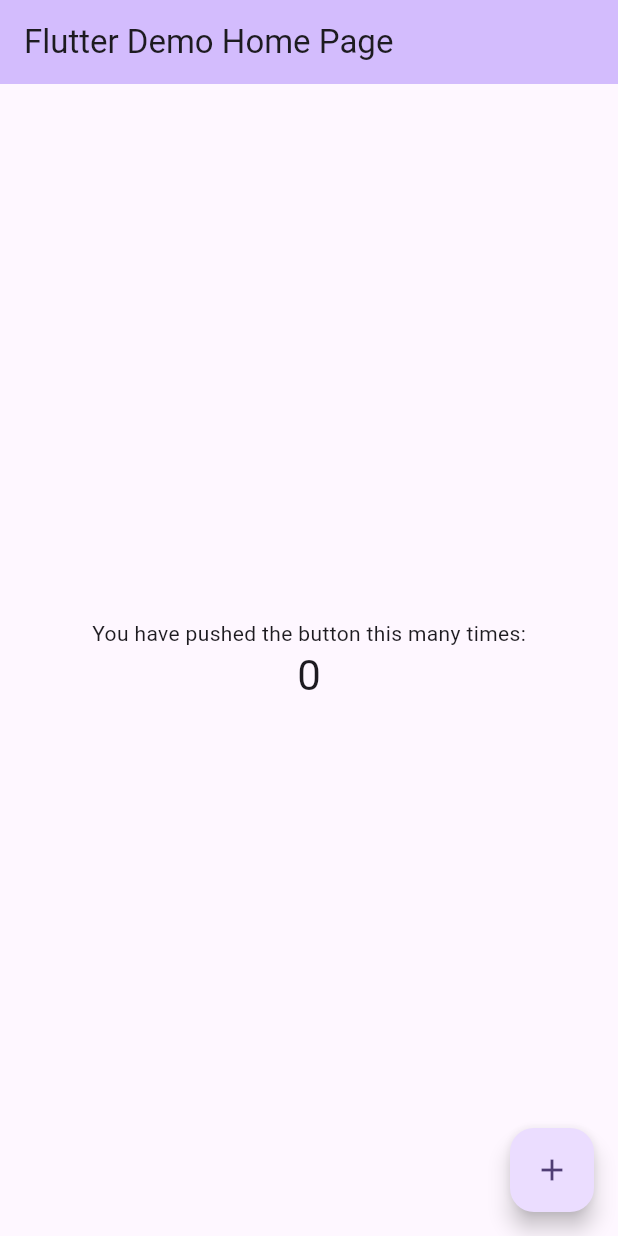
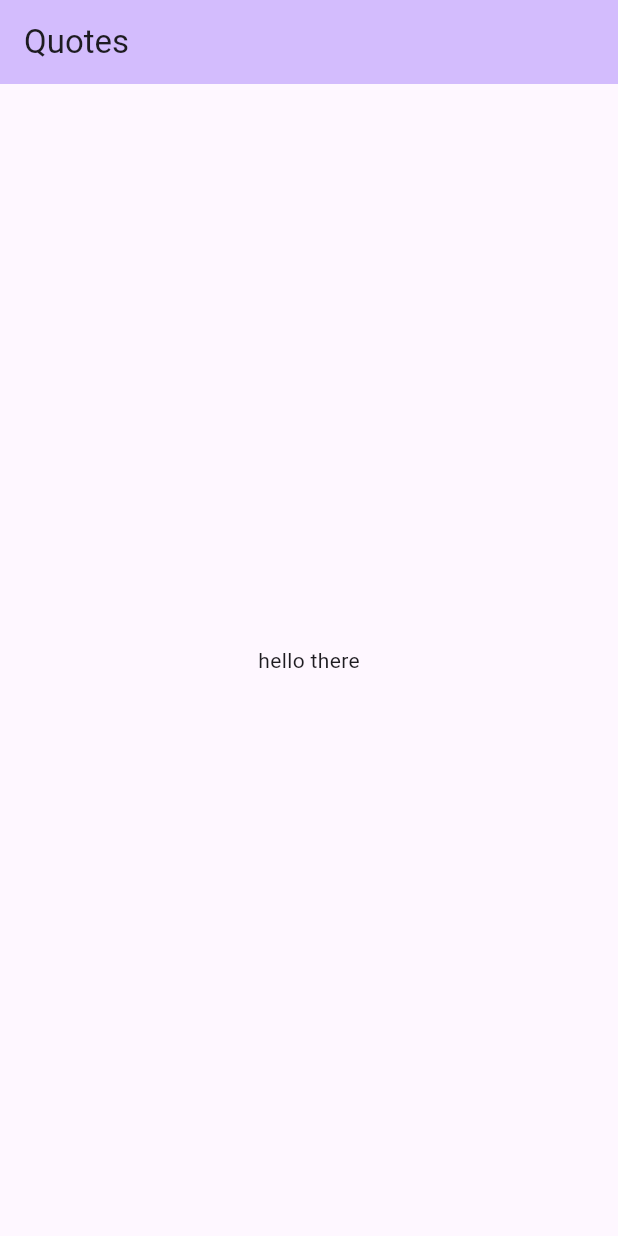
Before and after one commit to Ambesiwe/quotesApp, a Flutter app: the screen it shows after launch, on a phone screen of 412 x 824 dp. Run offline on Flutter 3.47's test engine with Material 3 defaults, Android fonts, the phone set to English and light mode, and no system bars.

Commit message:
removed the default code

```diff
--- a/lib/main.dart
+++ b/lib/main.dart
@@ -1,4 +1,5 @@
 import 'package:flutter/material.dart';
+import 'package:quotes_app/screens/home_screen.dart';
 
 void main() {
   runApp(const MyApp());
@@ -11,115 +12,13 @@ class MyApp extends StatelessWidget {
   @override
   Widget build(BuildContext context) {
     return MaterialApp(
-      title: 'Flutter Demo',
+      debugShowCheckedModeBanner: false,
       theme: ThemeData(
-        // This is the theme of your application.
-        //
-        // TRY THIS: Try running your application with "flutter run". You'll see
-        // the application has a purple toolbar. Then, without quitting the app,
-        // try changing the seedColor in the colorScheme below to Colors.green
-        // and then invoke "hot reload" (save your changes or press the "hot
-        // reload" button in a Flutter-supported IDE, or press "r" if you used
-        // the command line to start the app).
-        //
-        // Notice that the counter didn't reset back to zero; the application
-        // state is not lost during the reload. To reset the state, use hot
-        // restart instead.
-        //
-        // This works for code too, not just values: Most code changes can be
-        // tested with just a hot reload.
+
         colorScheme: ColorScheme.fromSeed(seedColor: Colors.deepPurple),
         useMaterial3: true,
       ),
-      home: const MyHomePage(title: 'Flutter Demo Home Page'),
+      home: const HomeScreen(),
     );
   }
 }
-
-class MyHomePage extends StatefulWidget {
-  const MyHomePage({super.key, required this.title});
-
-  // This widget is the home page of your application. It is stateful, meaning
-  // that it has a State object (defined below) that contains fields that affect
-  // how it looks.
-
-  // This class is the configuration for the state. It holds the values (in this
-  // case the title) provided by the parent (in this case the App widget) and
-  // used by the build method of the State. Fields in a Widget subclass are
-  // always marked "final".
-
-  final String title;
-
-  @override
-  State<MyHomePage> createState() => _MyHomePageState();
-}
-
-class _MyHomePageState extends State<MyHomePage> {
-  int _counter = 0;
-
-  void _incrementCounter() {
-    setState(() {
-      // This call to setState tells the Flutter framework that something has
-      // changed in this State, which causes it to rerun the build method below
-      // so that the display can reflect the updated values. If we changed
-      // _counter without calling setState(), then the build method would not be
-      // called again, and so nothing would appear to happen.
-      _counter++;
-    });
-  }
-
-  @override
-  Widget build(BuildContext context) {
-    // This method is rerun every time setState is called, for instance as done
-    // by the _incrementCounter method above.
-    //
-    // The Flutter framework has been optimized to make rerunning build methods
-    // fast, so that you can just rebuild anything that needs updating rather
-    // than having to individually change instances of widgets.
-    return Scaffold(
-      appBar: AppBar(
-        // TRY THIS: Try changing the color here to a specific color (to
-        // Colors.amber, perhaps?) and trigger a hot reload to see the AppBar
-        // change color while the other colors stay the same.
-        backgroundColor: Theme.of(context).colorScheme.inversePrimary,
-        // Here we take the value from the MyHomePage object that was created by
-        // the App.build method, and use it to set our appbar title.
-        title: Text(widget.title),
-      ),
-      body: Center(
-        // Center is a layout widget. It takes a single child and positions it
-        // in the middle of the parent.
-        child: Column(
-          // Column is also a layout widget. It takes a list of children and
-          // arranges them vertically. By default, it sizes itself to fit its
-          // children horizontally, and tries to be as tall as its parent.
-          //
-          // Column has various properties to control how it sizes itself and
-          // how it positions its children. Here we use mainAxisAlignment to
-          // center the children vertically; the main axis here is the vertical
-          // axis because Columns are vertical (the cross axis would be
-          // horizontal).
-          //
-          // TRY THIS: Invoke "debug painting" (choose the "Toggle Debug Paint"
-          // action in the IDE, or press "p" in the console), to see the
-          // wireframe for each widget.
-          mainAxisAlignment: MainAxisAlignment.center,
-          children: <Widget>[
-            const Text(
-              'You have pushed the button this many times:',
-            ),
-            Text(
-              '$_counter',
-              style: Theme.of(context).textTheme.headlineMedium,
-            ),
-          ],
-        ),
-      ),
-      floatingActionButton: FloatingActionButton(
-        onPressed: _incrementCounter,
-        tooltip: 'Increment',
-        child: const Icon(Icons.add),
-      ), // This trailing comma makes auto-formatting nicer for build methods.
-    );
-  }
-}
--- /dev/null
+++ b/lib/screens/home_screen.dart
@@ -0,0 +1,27 @@
+import 'package:flutter/material.dart';
+
+
+class HomeScreen extends StatefulWidget {
+  const HomeScreen({super.key});
+
+  @override
+  State<HomeScreen> createState() => _HomeScreenState();
+}
+
+class _HomeScreenState extends State<HomeScreen> {
+  @override
+  Widget build(BuildContext context) {
+    return Scaffold(
+      appBar: AppBar(
+        backgroundColor: Theme.of(context).colorScheme.inversePrimary,
+
+        title: Text("Quotes"),
+      ),
+      body: const Center(
+        child: Text(
+              'hello there',
+            ),
+        ),
+    );
+  }
+}
```
